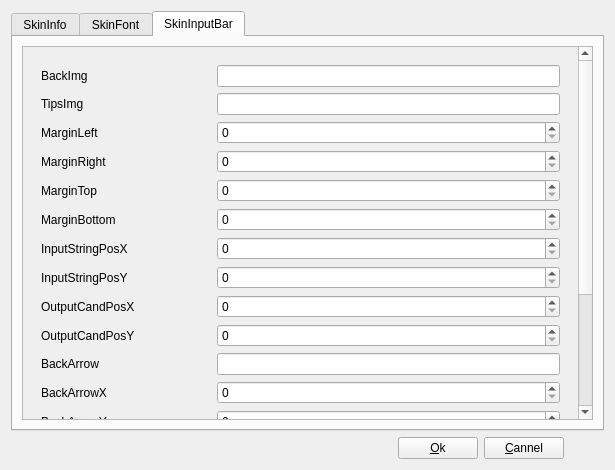
Before: the Qt Designer form editingskindialog.ui in lenky0401/fcitx-qimpanel-configtool, drawn with Qt 5.
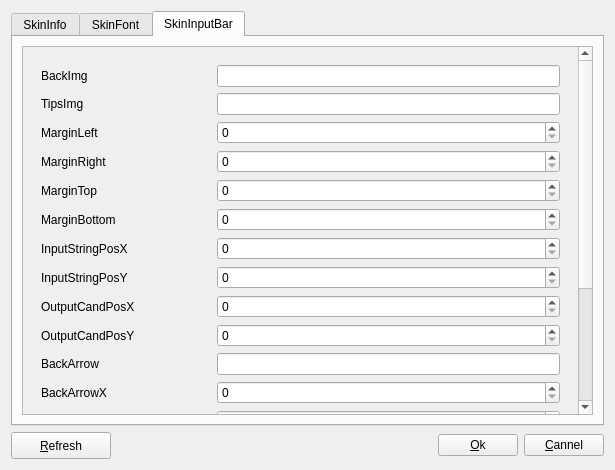
After: the same form once the commit is applied. The open tabs and pages were chosen to show the change.

The edit to the form file:
```diff
--- a/editingskindialog.ui
+++ b/editingskindialog.ui
@@ -810,7 +810,26 @@
     </widget>
    </item>
    <item row="1" column="0">
-    <layout class="QHBoxLayout" name="horizontalLayout_59">
+    <layout class="QHBoxLayout" name="horizontalLayout_8">
+     <item>
+      <widget class="QPushButton" name="pushButton_refresh">
+       <property name="minimumSize">
+        <size>
+         <width>100</width>
+         <height>27</height>
+        </size>
+       </property>
+       <property name="maximumSize">
+        <size>
+         <width>100</width>
+         <height>27</height>
+        </size>
+       </property>
+       <property name="text">
+        <string>&amp;Refresh</string>
+       </property>
+      </widget>
+     </item>
      <item>
       <spacer name="horizontalSpacer">
        <property name="orientation">
@@ -818,14 +837,14 @@
        </property>
        <property name="sizeHint" stdset="0">
         <size>
-         <width>318</width>
+         <width>178</width>
          <height>20</height>
         </size>
        </property>
       </spacer>
      </item>
      <item>
-      <layout class="QHBoxLayout" name="horizontalLayout_58">
+      <layout class="QHBoxLayout" name="horizontalLayout_7">
        <item>
         <widget class="QPushButton" name="pushButton_ok">
          <property name="maximumSize">
@@ -860,22 +879,6 @@
        </item>
       </layout>
      </item>
-     <item>
-      <spacer name="horizontalSpacer_2">
-       <property name="orientation">
-        <enum>Qt::Horizontal</enum>
-       </property>
-       <property name="sizeType">
-        <enum>QSizePolicy::Preferred</enum>
-       </property>
-       <property name="sizeHint" stdset="0">
-        <size>
-         <width>40</width>
-         <height>20</height>
-        </size>
-       </property>
-      </spacer>
-     </item>
     </layout>
    </item>
   </layout>
```
Left out of the diff: 2 changed lines with no effect on the pictures.
